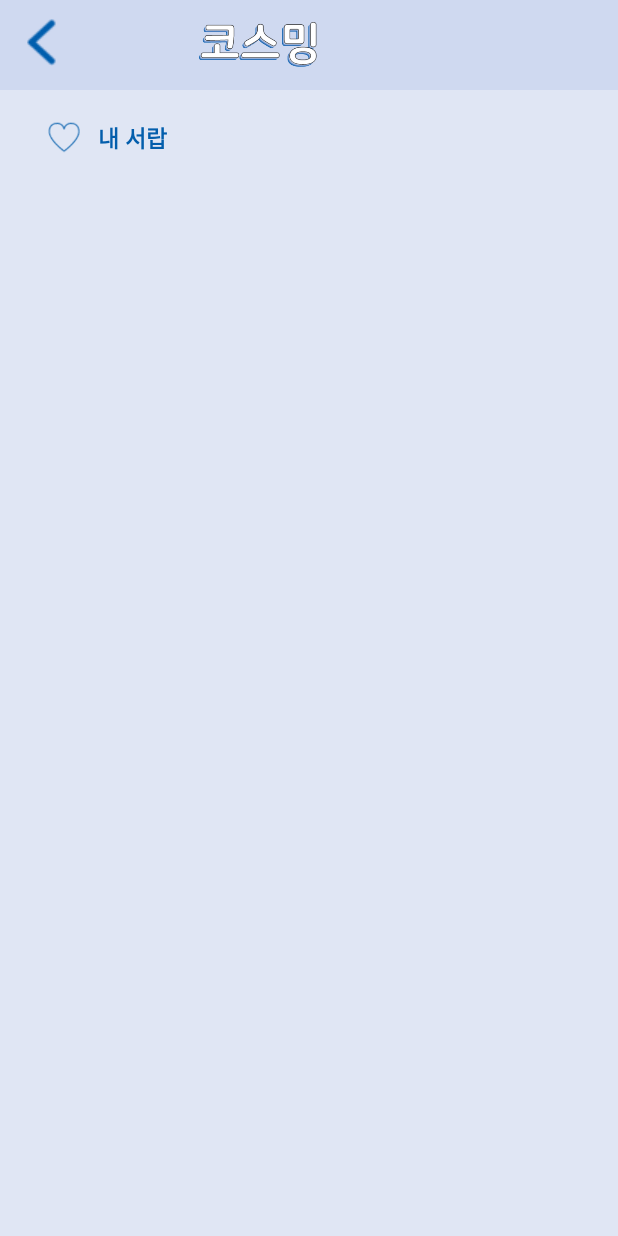
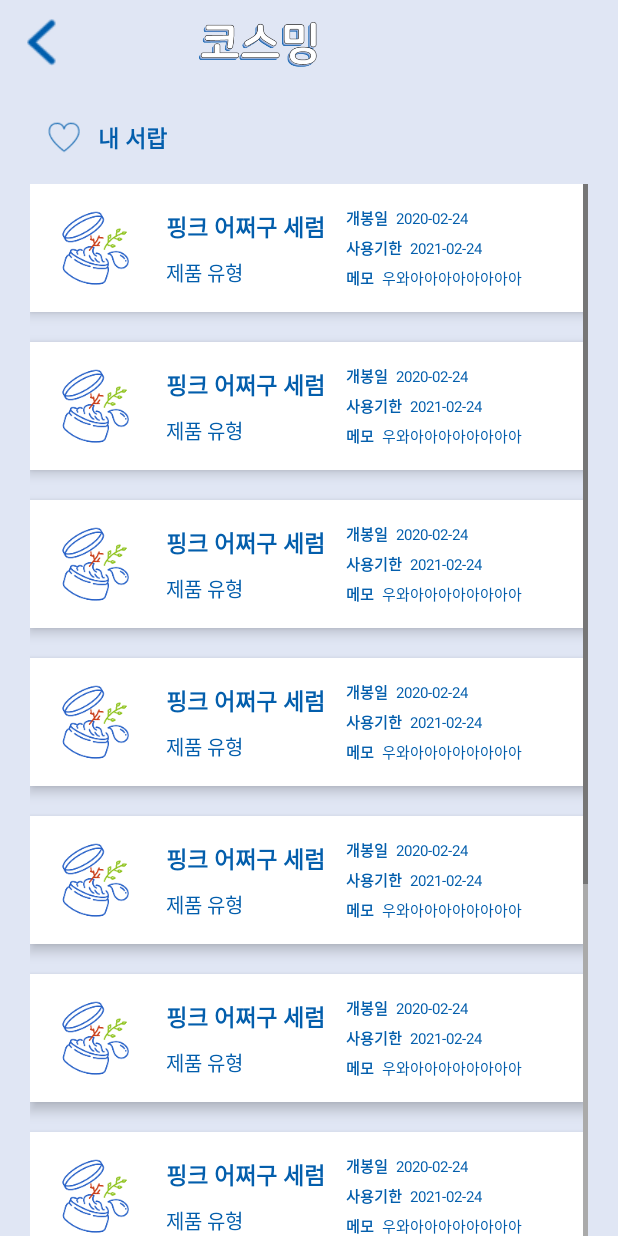
Before and after one commit to choryang/CosmingAndroid, an Android app: the LikeActivity screen opened directly, with no data from a screen before it, on a phone screen of 412 x 824 dp. Run offline under Robolectric (Android 15) with nearby library versions, the phone set to English and light mode, and no system bars.

Commit message:
내 서랍 리스트 완성, 도움말 진행중

```diff
--- a/app/src/main/java/com/example/cosmingtest/LikeActivity.java
+++ b/app/src/main/java/com/example/cosmingtest/LikeActivity.java
@@ -12,7 +12,7 @@ import java.util.ArrayList;
 
 public class LikeActivity extends AppCompatActivity {
 
-    private ArrayList<LikeData> arrayList;
+    private ArrayList<MainData> arrayList;
     private RecyclerView recyclerView;
     private LinearLayoutManager linearLayoutManager;
 
@@ -31,10 +31,10 @@ public class LikeActivity extends AppCompatActivity {
         LikeAdapter mainAdapter = new LikeAdapter(arrayList);
         recyclerView.setAdapter(mainAdapter);
 
-        LikeData mainData;
+        MainData mainData;
 
         for(int i = 0; i < 10; i++){
-            mainData = new LikeData("핑크 어쩌구 세럼","제품 유형","2020-02-24","2021-02-24","우와아아아아아아아아");
+            mainData = new MainData(R.mipmap.ic_launcher,"","","핑크 어쩌구 세럼","제품 유형","2020-02-24","2021-02-24","우와아아아아아아아아");
             arrayList.add(mainData);
         }
 
--- a/app/src/main/java/com/example/cosmingtest/LikeAdapter.java
+++ b/app/src/main/java/com/example/cosmingtest/LikeAdapter.java
@@ -3,6 +3,7 @@ package com.example.cosmingtest;
 import android.view.LayoutInflater;
 import android.view.View;
 import android.view.ViewGroup;
+import android.widget.ImageView;
 import android.widget.TextView;
 import android.widget.Toast;
 
@@ -12,9 +13,9 @@ import androidx.recyclerview.widget.RecyclerView;
 import java.util.ArrayList;
 
 public class LikeAdapter extends RecyclerView.Adapter<LikeAdapter.CustomViewHolder> {
-    private ArrayList<LikeData> arrayList;
+    private ArrayList<MainData> arrayList;
 
-    public LikeAdapter(ArrayList<LikeData> arrayList) {
+    public LikeAdapter(ArrayList<MainData> arrayList) {
         this.arrayList = arrayList;
     }
 
@@ -30,6 +31,7 @@ public class LikeAdapter extends RecyclerView.Adapter<LikeAdapter.CustomViewHold
 
     @Override
     public void onBindViewHolder(@NonNull final LikeAdapter.CustomViewHolder holder, int position) {
+        holder.iv_profile.setImageResource(arrayList.get(position).getIv_profile());
         holder.cos_name.setText(arrayList.get(position).getCos_name());
         holder.cos_type.setText(arrayList.get(position).getCos_type());
         holder.open_date.setText(arrayList.get(position).getOpen_date());
@@ -75,6 +77,7 @@ public class LikeAdapter extends RecyclerView.Adapter<LikeAdapter.CustomViewHold
 
     public class CustomViewHolder extends RecyclerView.ViewHolder {
 
+        protected ImageView iv_profile;
         protected TextView cos_name;
         protected TextView cos_type;
         protected TextView open_date;
@@ -82,6 +85,7 @@ public class LikeAdapter extends RecyclerView.Adapter<LikeAdapter.CustomViewHold
         protected TextView memo;
         public CustomViewHolder(@NonNull View itemView) {
             super(itemView);
+            this.iv_profile = (ImageView) itemView.findViewById(R.id.iv_profile);
             this.cos_name = (TextView) itemView.findViewById(R.id.cos_name);
             this.cos_type = (TextView) itemView.findViewById(R.id.cos_type);
             this.open_date = (TextView) itemView.findViewById(R.id.open_date);
--- /dev/null
+++ b/app/src/main/java/com/example/cosmingtest/MainData.java
@@ -0,0 +1,89 @@
+package com.example.cosmingtest;
+
+public class MainData {
+
+    private int iv_profile;
+    private String tv_date;
+    private String tv_time;
+    private String cos_name;
+    private String cos_type;
+    private String open_date;
+    private String due_date;
+    private String memo;
+
+
+    public MainData(int iv_profile, String tv_date, String tv_time, String cos_name, String cos_type, String open_date, String due_date, String memo) {
+        this.iv_profile = iv_profile;
+        this.tv_date = tv_date;
+        this.tv_time = tv_time;
+        this.cos_name = cos_name;
+        this.cos_type = cos_type;
+        this.open_date = open_date;
+        this.due_date = due_date;
+        this.memo = memo;
+    }
+
+    public int getIv_profile() {
+        return iv_profile;
+    }
+
+    public void setIv_profile(int iv_profile) {
+        this.iv_profile = iv_profile;
+    }
+
+    public String getTv_date() {
+        return tv_date;
+    }
+
+    public void setTv_date(String tv_date) {
+        this.tv_date = tv_date;
+    }
+
+    public String getTv_time() {
+        return tv_time;
+    }
+
+    public void setTv_time(String tv_time) {
+        this.tv_time = tv_time;
+    }
+
+    public String getCos_name() {
+        return cos_name;
+    }
+
+    public void setCos_name(String cos_name) {
+        this.cos_name = cos_name;
+    }
+
+    public String getCos_type() {
+        return cos_type;
+    }
+
+    public void setCos_type(String cos_type) {
+        this.cos_type = cos_type;
+    }
+
+    public String getOpen_date() {
+        return open_date;
+    }
+
+    public void setOpen_date(String open_date) {
+        this.open_date = open_date;
+    }
+
+    public String getDue_date() {
+        return due_date;
+    }
+
+    public void setDue_date(String due_date) {
+        this.due_date = due_date;
+    }
+
+    public String getMemo() {
+        return memo;
+    }
+
+    public void setMemo(String memo) {
+        this.memo = memo;
+    }
+}
--- a/app/src/main/java/com/example/cosmingtest/RecordAdapter.java
+++ b/app/src/main/java/com/example/cosmingtest/RecordAdapter.java
@@ -14,9 +14,9 @@ import java.util.ArrayList;
 
 
 public class RecordAdapter extends RecyclerView.Adapter<RecordAdapter.CustomViewHolder> {
-    private ArrayList<RecordData> arrayList;
+    private ArrayList<MainData> arrayList;
 
-    public RecordAdapter(ArrayList<RecordData> arrayList) {
+    public RecordAdapter(ArrayList<MainData> arrayList) {
         this.arrayList = arrayList;
     }
 
--- a/app/src/main/res/layout/activity_like.xml
+++ b/app/src/main/res/layout/activity_like.xml
@@ -40,7 +40,7 @@
     </LinearLayout>
 
     <androidx.recyclerview.widget.RecyclerView
-        android:id="@+id/rv"
+        android:id="@+id/rv2"
         android:layout_width="match_parent"
         android:layout_height="match_parent"
         android:layout_marginHorizontal="20dp"
--- a/app/src/main/res/layout/activity_mytoolbar.xml
+++ b/app/src/main/res/layout/activity_mytoolbar.xml
@@ -3,7 +3,6 @@
     android:layout_width="match_parent"
     android:layout_height="60dp"
     xmlns:tools="http://schemas.android.com/tools"
-    android:background="@color/colorPrimary"
     android:gravity="center_vertical|center_horizontal">
 
 
--- a/app/src/main/res/layout/activity_record.xml
+++ b/app/src/main/res/layout/activity_record.xml
@@ -15,6 +15,7 @@
     <LinearLayout
         android:layout_width="match_parent"
         android:layout_height="wrap_content"
+        android:gravity="center_vertical"
         android:layout_marginTop="20dp"
         android:layout_marginHorizontal="30dp">
 
@@ -32,11 +33,12 @@
             android:textColor="@color/colorText"
             android:text="검색 기록"/>
 
+    </LinearLayout>
 
 
 
 
-    </LinearLayout>
+
 
     <androidx.recyclerview.widget.RecyclerView
         android:id="@+id/rv"
--- a/app/src/main/res/layout/like_list.xml
+++ b/app/src/main/res/layout/like_list.xml
@@ -14,6 +14,7 @@
         android:orientation="horizontal">
 
         <ImageView
+            android:id="@+id/iv_profile"
             android:layout_width="55dp"
             android:layout_height="55dp"
             android:layout_marginRight="20dp"
@@ -23,7 +24,6 @@
             android:layout_width="120dp"
             android:layout_height="match_parent"
             android:gravity="center_vertical"
-            android:layout_marginRight="20dp"
             android:orientation="vertical">
 
             <TextView
@@ -32,7 +32,6 @@
                 android:layout_height="wrap_content"
                 android:textColor="@color/colorText"
                 android:layout_marginBottom="10dp"
-                android:layout_marginRight="10dp"
                 android:textSize="15sp"
                 android:textStyle="bold"
                 android:text="핑크 어쩌구 세럼"/>
@@ -119,7 +118,7 @@
                     android:layout_marginRight="5dp"
                     android:textSize="10sp"
                     android:textStyle="bold"
-                    android:text="개봉일"/>
+                    android:text="메모"/>
 
                 <TextView
                     android:id="@+id/memo"
```
Also changed, not shown: app/src/main/java/com/example/cosmingtest/RecordActivity.java (+4 -4 lines), app/src/main/java/com/example/cosmingtest/RecordData.java (deleted, +0 -40 lines), app/src/main/res/layout/activity_info.xml (+37 -0 lines), app/src/main/res/layout/info_list.xml (added, +43 -0 lines).
